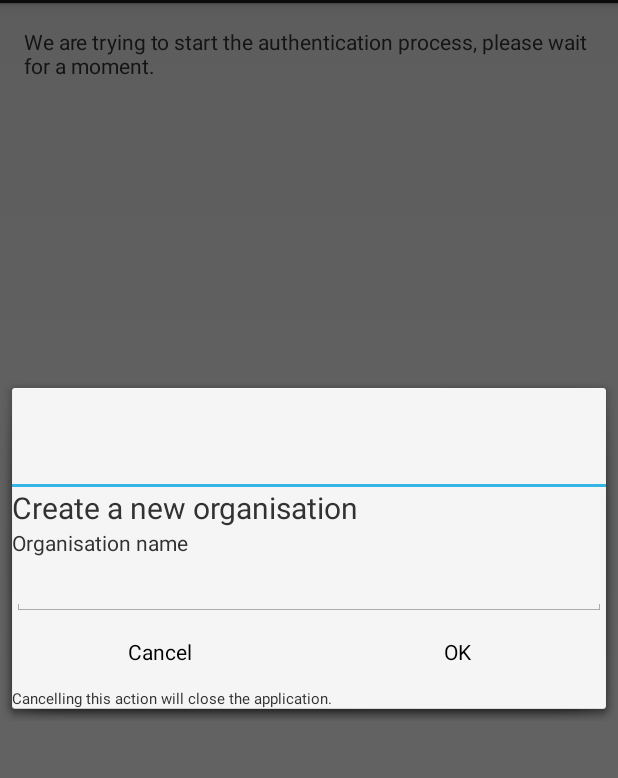
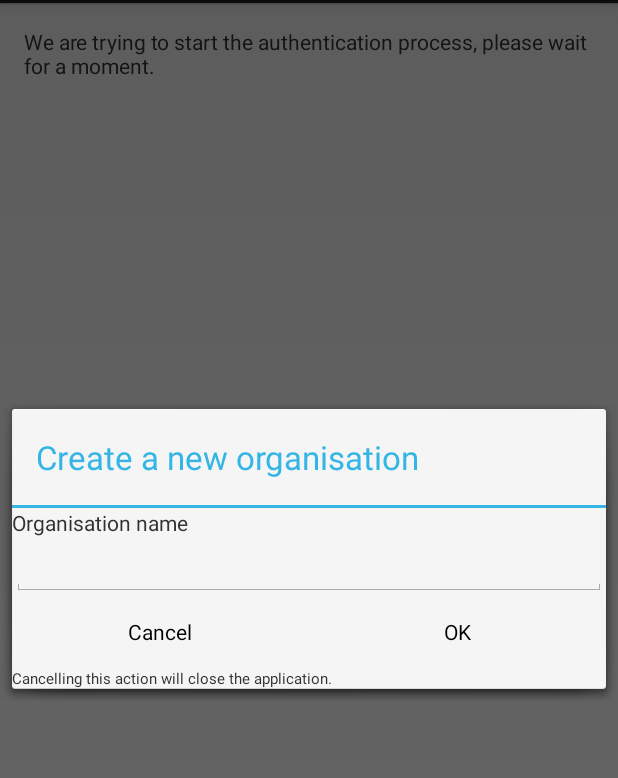
Before and after one commit to vrbh/android, an Android app: the fragment CreateOrgFragment placed in its activity, on a phone screen of 412 x 824 dp, the part 69-847 px from its top. Run offline under Robolectric (Android 15) with nearby library versions, the phone set to English and light mode, and no system bars; our stand-ins replace Volley; libraries missing offline, so code that uses them is left out: com.google.api.client, com.wuman.android; 2 statements that could not run were skipped.

Commit message:
Adding a new organisation is done

```diff
--- a/VoorraadInformation/src/main/java/me/sohier/vrbh/Fragments/CreateOrgFragment.java
+++ b/VoorraadInformation/src/main/java/me/sohier/vrbh/Fragments/CreateOrgFragment.java
@@ -22,9 +22,9 @@ import me.sohier.vrbh.internal.AlertDialogInterface;
 public class CreateOrgFragment extends DialogFragment {
 
 
-    private Response.Listener<Organisation> listener;
+    private Response.Listener<String> listener;
 
-    public static CreateOrgFragment newInstance(boolean close_on_cancel, Response.Listener<Organisation> rs) {
+    public static CreateOrgFragment newInstance(boolean close_on_cancel, Response.Listener<String> rs) {
         CreateOrgFragment frag = new CreateOrgFragment();
         Bundle args = new Bundle();
         args.putBoolean("cancel", close_on_cancel);
@@ -34,7 +34,7 @@ public class CreateOrgFragment extends DialogFragment {
         return frag;
     }
 
-    public void setListener(Response.Listener<Organisation> rs)
+    public void setListener(Response.Listener<String> rs)
     {
         listener = rs;
     }
@@ -42,15 +42,16 @@ public class CreateOrgFragment extends DialogFragment {
     @Override
     public View onCreateView(LayoutInflater inflater, ViewGroup container,
                              final Bundle savedInstanceState) {
-        View v = inflater.inflate(R.layout.dialog_create_organisation, container, false);
-
+        final View v = inflater.inflate(R.layout.dialog_create_organisation, container, false);
+        getDialog().setTitle(getString(R.string.create_org));
 
         // Watch for button clicks.
         Button ok = (Button)v.findViewById(R.id.ok);
         ok.setOnClickListener(new View.OnClickListener() {
-            public void onClick(View v) {
+            public void onClick(View v2) {
                 EditText text = (EditText)v.findViewById(R.id.org_name);
 
+                dismiss();
                 API.registerOrg(text.getText().toString(), listener);
             }
         });
@@ -58,8 +59,8 @@ public class CreateOrgFragment extends DialogFragment {
         // Watch for button clicks.
         Button cancel = (Button)v.findViewById(R.id.cancel);
         cancel.setOnClickListener(new View.OnClickListener() {
-            public void onClick(View v) {
-                if (savedInstanceState.getBoolean("cancel"))
+            public void onClick(View v2) {
+                if (getArguments().getBoolean("cancel"))
                 {
                     getActivity().finish();
                 }
--- a/VoorraadInformation/src/main/java/me/sohier/vrbh/StartActivity.java
+++ b/VoorraadInformation/src/main/java/me/sohier/vrbh/StartActivity.java
@@ -26,6 +26,8 @@ import me.sohier.vrbh.internal.AlertDialogCallback;
 
 public class StartActivity extends FragmentActivity {
 
+    private boolean paused = false;
+
     @Override
     protected void onCreate(Bundle savedInstanceState) {
         super.onCreate(savedInstanceState);
@@ -38,15 +40,31 @@ public class StartActivity extends FragmentActivity {
 
         }
 
+        tryStartup();
+    }
+    @Override
+    protected void onResume()
+    {
+        super.onResume();
+        if (paused)
+        {
+        tryStartup();
+    }
+    }
+    @Override
+    protected void onPause()
+    {
+        super.onPause();
+        this.paused = true;
+    }
+
+    private void tryStartup() {
         StrictMode.enableDefaults();
-
 
         Log.e("Starting", " Startup");
 
         API.setContext(this);
         API.setFragmentManager(this.getSupportFragmentManager());
-
-        final Context ct = this;
 
         if (API.getQueue() == null) {
             throw new RuntimeException("Volley queue is null");
@@ -91,11 +109,11 @@ public class StartActivity extends FragmentActivity {
 
     private void registerOrg() {
 
-        final Response.Listener<Organisation> rs = new Response.Listener<Organisation>() {
+        final Response.Listener<String> rs = new Response.Listener<String>() {
             @Override
-            public void onResponse(Organisation response) {
+            public void onResponse(String response) {
 
-                Log.d("vrbh/registerOrg/registerdone", "Register is done. Orgname: " + response.organisation.name);
+                Log.d("vrbh/registerOrg/registerdone", "Register is done. Orgname: " + response);
             }
         };
         CreateOrgFragment org = CreateOrgFragment.newInstance(true, rs);
--- a/VoorraadInformation/src/main/java/me/sohier/vrbh/internal/AbstractRequest.java
+++ b/VoorraadInformation/src/main/java/me/sohier/vrbh/internal/AbstractRequest.java
@@ -17,7 +17,7 @@ public abstract class AbstractRequest<T> extends Request<T> {
 
     private static String makeUrl(String url) {
         url = API.HOST + url;
-        url += "?&access_token=";
+        url += "?access_token=";
         url += API.getCredentials(null).getAccessToken();
 
         Log.d("GsonRequest", "URL: " + url);
--- a/VoorraadInformation/src/main/res/layout/dialog_create_organisation.xml
+++ b/VoorraadInformation/src/main/res/layout/dialog_create_organisation.xml
@@ -5,11 +5,6 @@
     android:layout_gravity="center"
     android:orientation="vertical">
 
-    <TextView
-        android:layout_width="wrap_content"
-        android:layout_height="wrap_content"
-        android:text="@string/create_org"
-        android:textSize="20sp" />
 
     <TextView
         android:id="@+id/dialog_text"
```
Also changed, not shown: VoorraadInformation/src/main/java/me/sohier/vrbh/internal/API.java (+7 -7 lines), VoorraadInformation/src/main/java/me/sohier/vrbh/internal/PostRequest.java (+21 -5 lines), 9 other files.
